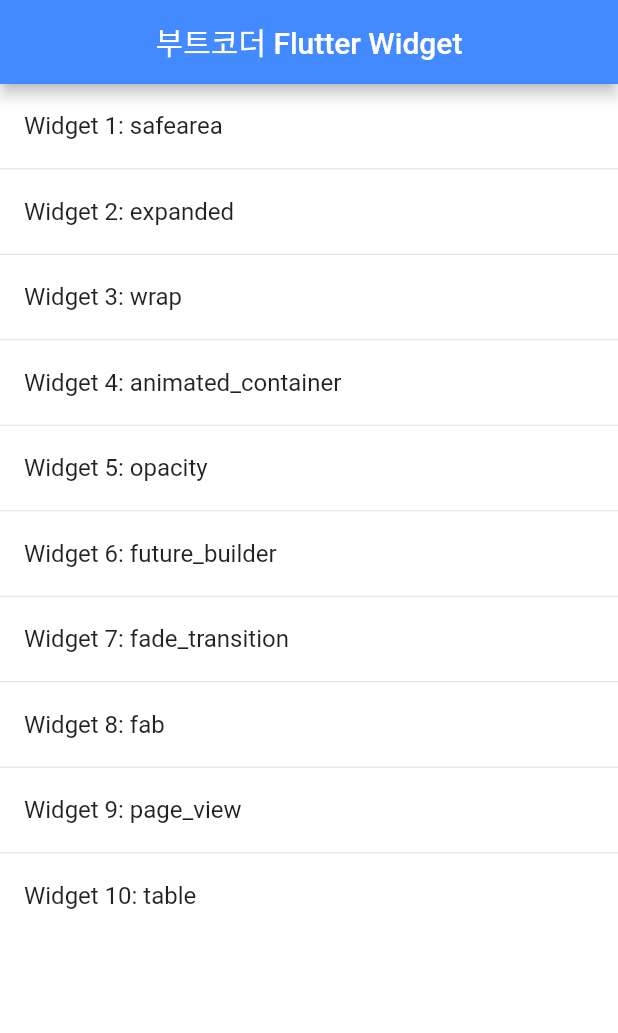
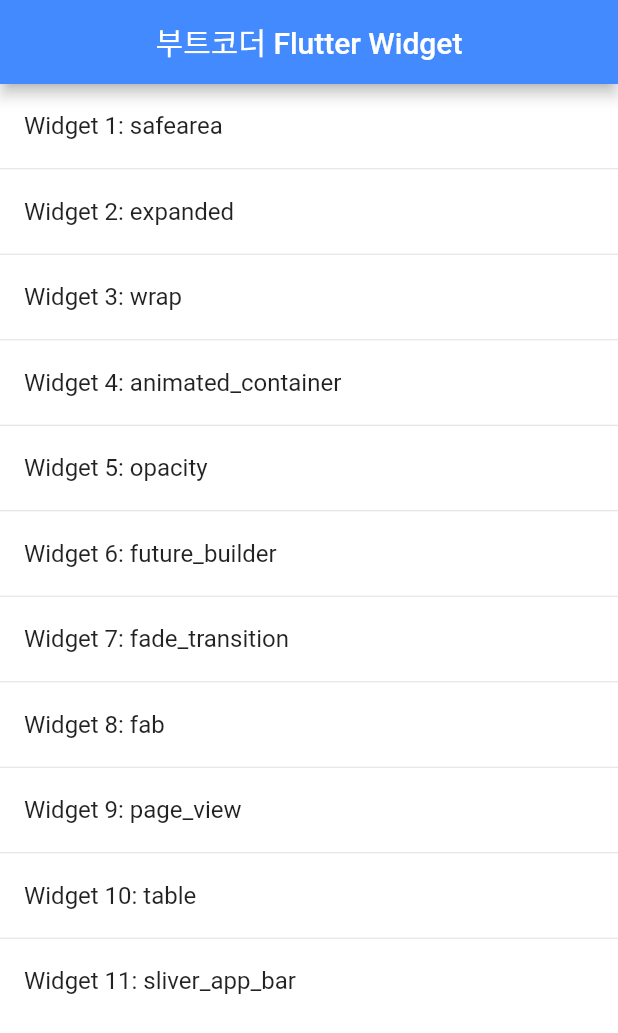
Before and after one commit to ehowlsla/bootcode_flutter, a Flutter app: the screen it shows after launch, on a phone screen of 412 x 824 dp. Shown: the top 1033 px of the screen. Run offline on Flutter 3.47's test engine with Material 2 defaults, Android fonts, the phone set to English and light mode, and no system bars; our stand-ins replace fluro, timeago; missing offline and left inert: requests; statements that could not run were skipped.

Commit message:
11. sliverAppBar added

```diff
--- a/lib/home.dart
+++ b/lib/home.dart
@@ -18,6 +18,7 @@
     'fab',
     'page_view',
     'table',
+    'sliver_app_bar',
   ];
 
   @override
--- a/lib/router.dart
+++ b/lib/router.dart
@@ -12,6 +12,7 @@
 import '_08_fab/fab.dart';
 import '_09_pageview/pageview.dart';
 import '_10_table/table.dart';
+import '_11_sliver_app_bar/siliver_app_bar.dart';
 
 
 class FluroRouter {
@@ -26,6 +27,8 @@
   static Handler _fabHandler = Handler(handlerFunc: (BuildContext context, Map<String, dynamic> params) => FabPage());
   static Handler _pageViewHandler = Handler(handlerFunc: (BuildContext context, Map<String, dynamic> params) => PageViewPage());
   static Handler _tableHandler = Handler(handlerFunc: (BuildContext context, Map<String, dynamic> params) => TablePage());
+  static Handler _sliverAppHandler = Handler(handlerFunc: (BuildContext context, Map<String, dynamic> params) => SliverAppBarPage());
+
 
   static void setupRouter() {
     router.define(
@@ -87,5 +90,11 @@
       handler: _tableHandler,
       transitionType: TransitionType.material,
     );
+
+    router.define(
+      'sliver_app_bar',
+      handler: _sliverAppHandler,
+      transitionType: TransitionType.material,
+    );
   }
 }
--- a/pubspec.yaml
+++ b/pubspec.yaml
@@ -53,6 +53,8 @@
   # included with your application, so that you can use the icons in
   # the material Icons class.
   uses-material-design: true
+  assets:
+    - assets/images/
 
   # To add assets to your application, add an assets section, like this:
   # assets:
```
Also changed, not shown: lib/_11_sliver_app_bar/siliver_app_bar.dart (added, +55 -0 lines), assets/images/cat.png (added), pubspec.lock.
